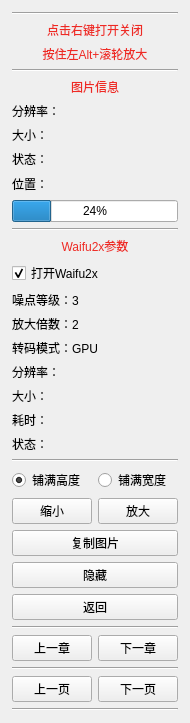
This is ui/readimg.ui in tonquer/picacg-qt as Qt 5 draws it before an edit. The edited form follows.
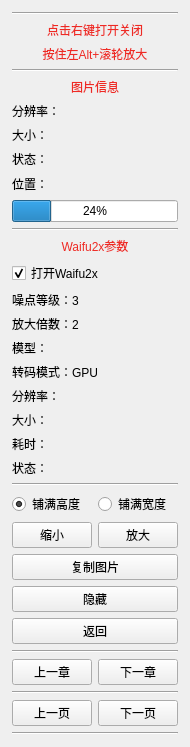
This is the edited form.

Patch:
```diff
--- a/ui/readimg.ui
+++ b/ui/readimg.ui
@@ -216,6 +216,13 @@
          </property>
         </widget>
        </item>
+       <item>
+        <widget class="QLabel" name="modelLabel">
+         <property name="text">
+          <string>模型：</string>
+         </property>
+        </widget>
+       </item>
        <item>
         <widget class="QLabel" name="label_9">
          <property name="text">
```
